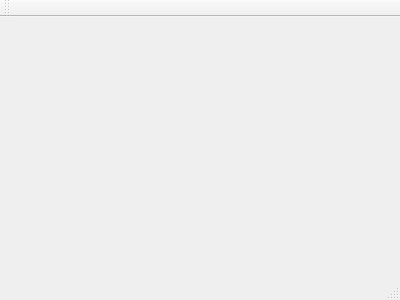
First picture: the form in mainwindow.ui, repository chus55/TareasParcial1, before the edit.
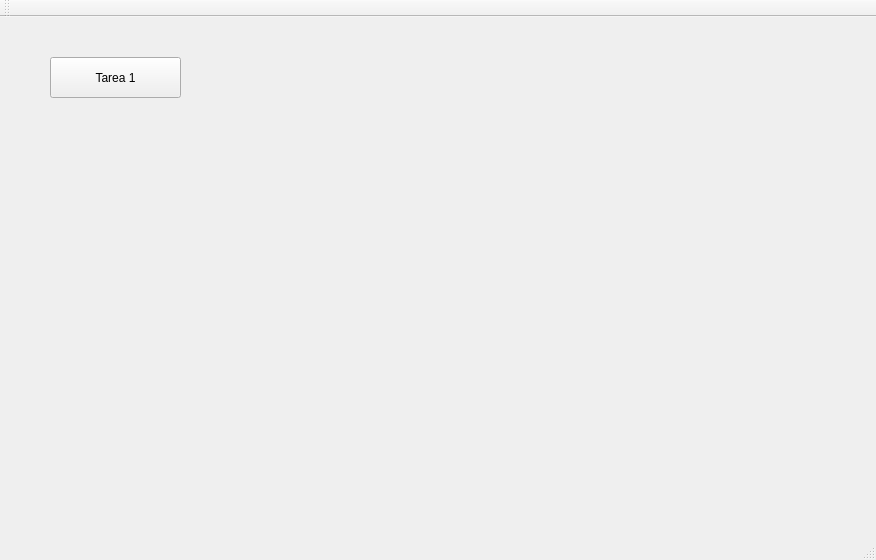
Second picture: the form after the edit.

```diff
--- a/mainwindow.ui
+++ b/mainwindow.ui
@@ -1,24 +1,53 @@
 <ui version="4.0">
  <class>MainWindow</class>
- <widget class="QMainWindow" name="MainWindow" >
-  <property name="geometry" >
+ <widget class="QMainWindow" name="MainWindow">
+  <property name="geometry">
    <rect>
     <x>0</x>
     <y>0</y>
-    <width>400</width>
-    <height>300</height>
+    <width>876</width>
+    <height>560</height>
    </rect>
   </property>
   <property name="windowTitle" >
    <string>MainWindow</string>
   </property>
-  <widget class="QMenuBar" name="menuBar" />
-  <widget class="QToolBar" name="mainToolBar" />
-  <widget class="QWidget" name="centralWidget" />
-  <widget class="QStatusBar" name="statusBar" />
+  <widget class="QWidget" name="centralWidget">
+   <widget class="QPushButton" name="T1">
+    <property name="geometry">
+     <rect>
+      <x>50</x>
+      <y>40</y>
+      <width>131</width>
+      <height>41</height>
+     </rect>
+    </property>
+    <property name="text">
+     <string>Tarea 1</string>
+    </property>
+   </widget>
+  </widget>
+  <widget class="QMenuBar" name="menuBar">
+   <property name="geometry">
+    <rect>
+     <x>0</x>
+     <y>0</y>
+     <width>876</width>
+     <height>26</height>
+    </rect>
+   </property>
+  </widget>
+  <widget class="QToolBar" name="mainToolBar">
+   <attribute name="toolBarArea">
+    <enum>TopToolBarArea</enum>
+   </attribute>
+   <attribute name="toolBarBreak">
+    <bool>false</bool>
+   </attribute>
+  </widget>
+  <widget class="QStatusBar" name="statusBar"/>
  </widget>
- <layoutDefault spacing="6" margin="11" />
- <pixmapfunction></pixmapfunction>
+ <layoutdefault spacing="6" margin="11"/>
  <resources/>
  <connections/>
 </ui>
```
Left out of the diff: 3 changed lines with no effect on the pictures.
